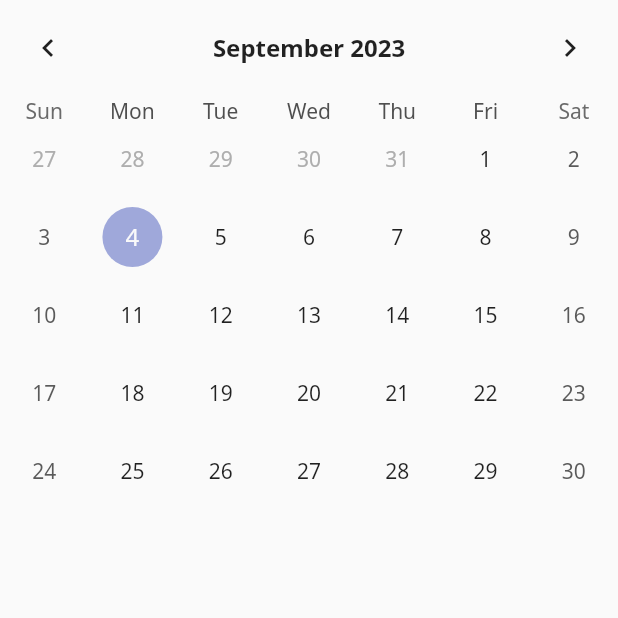
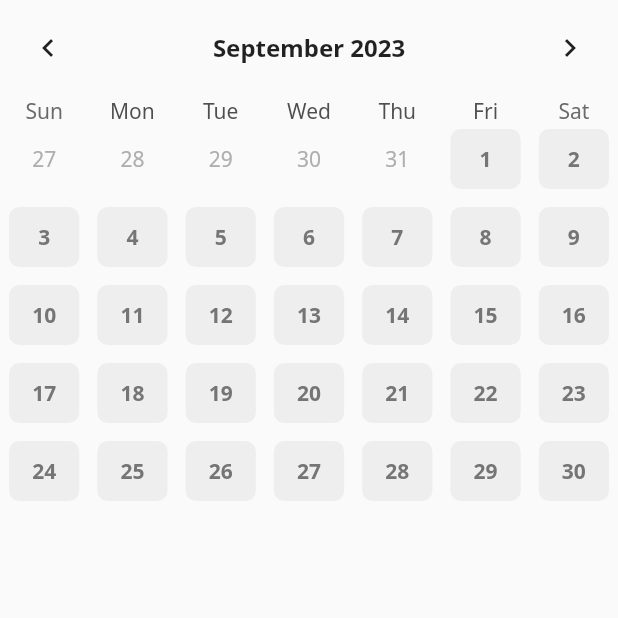
Before and after one commit to gaeguriBanchan/flutter_calendar_scheduler, a Flutter app: the screen it shows after launch, on a phone screen of 412 x 824 dp, the top half of it. Run offline on Flutter 3.47's test engine with Material 2 defaults, Android fonts, the phone set to English and light mode, and no system bars; drawn by our look-alikes of table_calendar.

Commit message:
calendarStyle 기본설정

```diff
--- a/lib/components/calendar.dart
+++ b/lib/components/calendar.dart
@@ -1,4 +1,5 @@
 import 'package:flutter/material.dart';
+import 'package:flutter_calendar_scheduler/const/colors.dart';
 import 'package:table_calendar/table_calendar.dart';
 
 class Calendar extends StatefulWidget {
@@ -13,6 +14,14 @@
 
   @override
   Widget build(BuildContext context) {
+    final defaultBoxDeco = BoxDecoration(
+      color: Colors.grey[200],
+      borderRadius: BorderRadius.circular(7),
+    );
+    final defaultTextStyle = TextStyle(
+      color: Colors.grey[600],
+      fontWeight: FontWeight.w700,
+    );
     return TableCalendar(
       focusedDay: DateTime.now(),
       firstDay: DateTime(1800),
@@ -23,6 +32,24 @@
         titleTextStyle: TextStyle(
           fontSize: 16,
           fontWeight: FontWeight.w700,
+        ),
+      ),
+      calendarStyle: CalendarStyle(
+        isTodayHighlighted: false,
+        defaultDecoration: defaultBoxDeco,
+        weekendDecoration: defaultBoxDeco,
+        selectedDecoration: BoxDecoration(
+          color: Colors.white,
+          borderRadius: BorderRadius.circular(7),
+          border: Border.all(
+            color: primary_color,
+            width: 1,
+          ),
+        ),
+        defaultTextStyle: defaultTextStyle,
+        weekendTextStyle: defaultTextStyle,
+        selectedTextStyle: defaultTextStyle.copyWith(
+          color: primary_color,
         ),
       ),
       onDaySelected: (selectedDay, focusedDay) {
--- /dev/null
+++ b/lib/const/colors.dart
@@ -0,0 +1,3 @@
+import 'package:flutter/material.dart';
+
+const primary_color = Color(0xFF0D8282);
```
